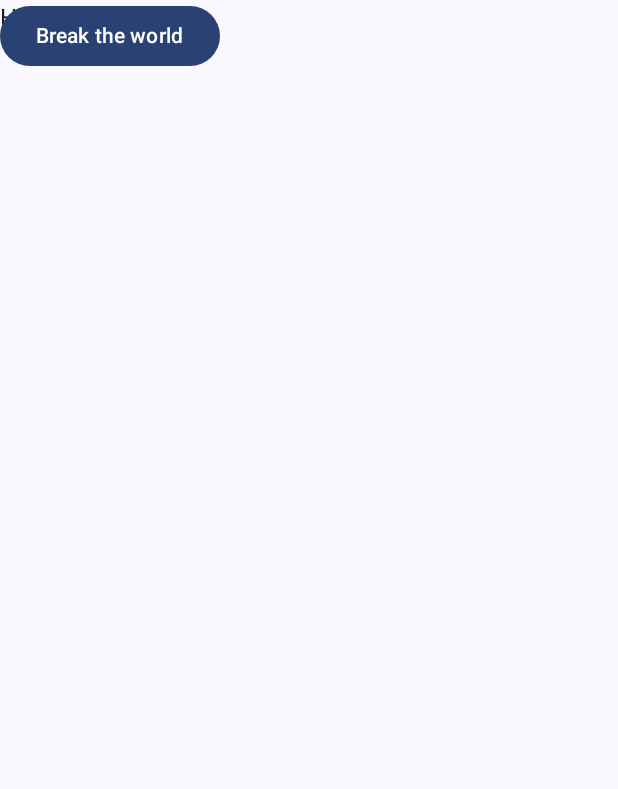
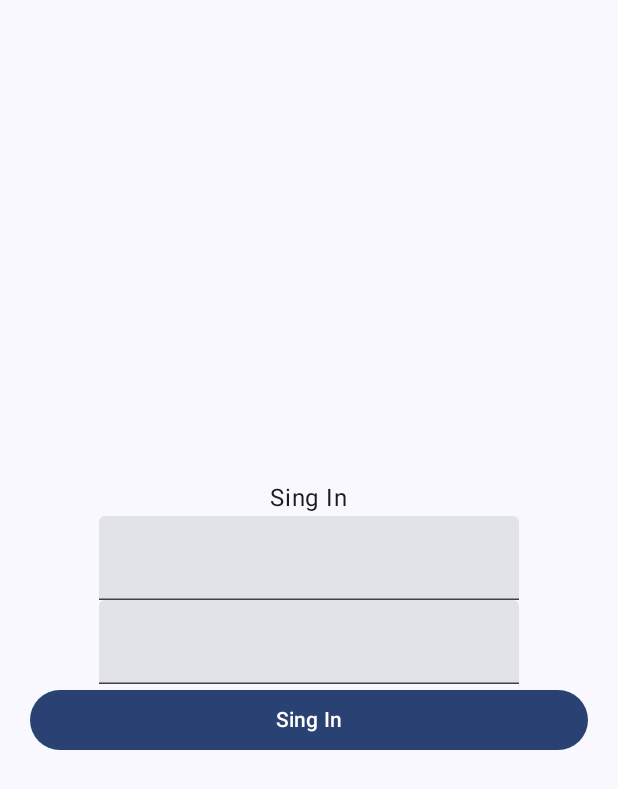
Before and after one commit to fabi-cm/Mi_primera_app, an Android app built with Jetpack Compose: the screen it shows after launch (MainActivity), on a phone screen of 412 x 824 dp. Shown: the top 789 px of the screen. Run offline under Robolectric (Android 15) with nearby library versions, the phone set to English and light mode, and no system bars; our stand-ins replace Dagger/Hilt's generated code; libraries missing offline, so code that uses them is left out: io.sentry.

Commit message:
Cosas de codigo

```diff
--- a/app/src/main/java/com/example/miprimeraapp/MainActivity.kt
+++ b/app/src/main/java/com/example/miprimeraapp/MainActivity.kt
@@ -4,15 +4,24 @@ import android.os.Bundle
 import androidx.activity.ComponentActivity
 import androidx.activity.compose.setContent
 import androidx.activity.enableEdgeToEdge
+import androidx.compose.foundation.layout.Arrangement
 import androidx.compose.foundation.layout.Column
 import androidx.compose.foundation.layout.fillMaxSize
+import androidx.compose.foundation.layout.fillMaxWidth
 import androidx.compose.foundation.layout.padding
 import androidx.compose.material3.Button
 import androidx.compose.material3.Scaffold
 import androidx.compose.material3.Text
+import androidx.compose.material3.TextField
 import androidx.compose.runtime.Composable
+import androidx.compose.runtime.getValue
+import androidx.compose.runtime.mutableStateOf
+import androidx.compose.runtime.remember
+import androidx.compose.runtime.setValue
+import androidx.compose.ui.Alignment
 import androidx.compose.ui.Modifier
 import androidx.compose.ui.tooling.preview.Preview
+import androidx.compose.ui.unit.dp
 import com.example.miprimeraapp.ui.theme.MiPrimeraAppTheme
 import io.sentry.Sentry
 
@@ -23,8 +32,11 @@ class MainActivity : ComponentActivity() {
         setContent {
             MiPrimeraAppTheme {
                 Scaffold(modifier = Modifier.fillMaxSize()) { innerPadding ->
-                    Greeting(
-                        name = "Android",
+//                    Greeting(
+//                        name = "Android",
+//                        modifier = Modifier.padding(innerPadding)
+//                    )
+                    SigninPage(
                         modifier = Modifier.padding(innerPadding)
                     )
                 }
@@ -48,6 +60,26 @@ fun Greeting(name: String, modifier: Modifier = Modifier) {
     }
 
 }
+@Composable
+fun SigninPage( modifier: Modifier) {
+
+    var userSignIn by remember { mutableStateOf("") }
+    var passwordSignIn by remember { mutableStateOf("") }
+    Column (
+        modifier = Modifier
+            .fillMaxSize()
+            .padding(20.dp),
+        verticalArrangement = Arrangement.Center,
+        horizontalAlignment = Alignment.CenterHorizontally
+    ) {
+        Text(text = "Sing In")
+        TextField(value = userSignIn, onValueChange = { userSignIn = it})
+        TextField(value = passwordSignIn, onValueChange = {passwordSignIn = it})
+        Button(modifier = Modifier.fillMaxWidth(),onClick = { /*TODO*/ }) {
+            Text(text = "Sing In")
+        }
+    }
+}
 
 @Preview(showBackground = true)
 @Composable
--- a/build.gradle.kts
+++ b/build.gradle.kts
@@ -5,5 +5,6 @@ plugins {
 
     alias(libs.plugins.kapt) apply false
     alias(libs.plugins.hilt) apply false
+    alias(libs.plugins.ktlint) apply false
 
 }
```
Also changed, not shown: app/build.gradle.kts (+30 -0 lines), gradle/libs.versions.toml (+5 -3 lines).
